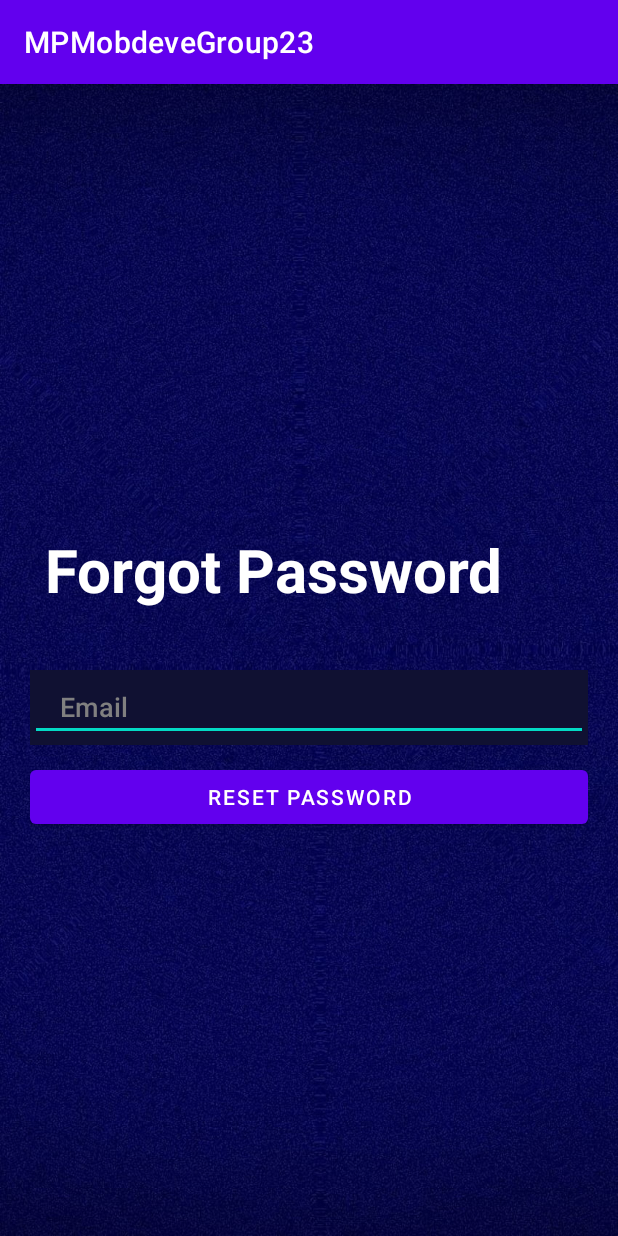
After one commit to keithco42/MobdeveMP, an Android app: the ForgotPasswordActivity screen opened directly, with no data from a screen before it, on a phone screen of 412 x 824 dp. The commit adds this screen. Run offline under Robolectric (Android 15) with nearby library versions, the phone set to English and light mode, and no system bars; our stand-ins replace Firebase (no records; nobody signed in at launch, a user with empty details on screens opened directly).

Commit message:
forgotpassword fixed and update  fixed leaderboard layout

```diff
--- a/MPMobdeveGroup23/app/src/main/AndroidManifest.xml
+++ b/MPMobdeveGroup23/app/src/main/AndroidManifest.xml
@@ -14,6 +14,9 @@
         <activity
             android:name=".About"
             android:exported="false" />
+        <activity
+        android:name=".ForgotPasswordActivity"
+        android:exported="false" />
         <activity
             android:name=".SettingActivity"
             android:exported="false" />
--- /dev/null
+++ b/MPMobdeveGroup23/app/src/main/java/com/mobdeve/s11/group23/mpmobdevegroup3/ForgotPasswordActivity.kt
@@ -0,0 +1,34 @@
+package com.mobdeve.s11.group23.mpmobdevegroup3
+import android.content.Intent
+import androidx.appcompat.app.AppCompatActivity
+import android.os.Bundle
+import android.widget.Toast
+import com.google.firebase.auth.FirebaseAuth
+import com.google.firebase.database.DatabaseReference
+import com.google.firebase.database.FirebaseDatabase
+import com.mobdeve.s11.group23.mpmobdevegroup3.databinding.ActivityForgotPasswordBinding
+class ForgotPasswordActivity : AppCompatActivity()  {
+    private lateinit var firebaseAuth: FirebaseAuth
+    override fun onCreate(savedInstanceState: Bundle?) {
+        super.onCreate(savedInstanceState)
+        val viewBinding: ActivityForgotPasswordBinding = ActivityForgotPasswordBinding.inflate(layoutInflater)
+        setContentView(viewBinding.root)
+
+        firebaseAuth = FirebaseAuth.getInstance()
+        viewBinding.resetpassword.setOnClickListener {
+            val email = viewBinding.email.text.toString()
+            firebaseAuth.sendPasswordResetEmail(email).addOnCompleteListener {
+
+                if (it.isSuccessful) {
+                    Toast.makeText(this, "Email Sent", Toast.LENGTH_SHORT).show()
+                    val intent = Intent(applicationContext, MainActivity::class.java)
+
+                    this.startActivity(intent);
+                } else {
+                    Toast.makeText(this, "Failed", Toast.LENGTH_SHORT).show()
+                }
+            }
+
+            }
+    }
+}
--- a/MPMobdeveGroup23/app/src/main/java/com/mobdeve/s11/group23/mpmobdevegroup3/MainActivity.kt
+++ b/MPMobdeveGroup23/app/src/main/java/com/mobdeve/s11/group23/mpmobdevegroup3/MainActivity.kt
@@ -38,6 +38,11 @@ class MainActivity : AppCompatActivity() {
             }
 
         }
+        viewBinding.forgotpassword.setOnClickListener{
+            val intent = Intent(applicationContext, ForgotPasswordActivity::class.java)
+
+            this.startActivity(intent);
+        }
         viewBinding.signUpButton.setOnClickListener{
             val intent = Intent(applicationContext, SignUpActivity::class.java)
 
--- a/MPMobdeveGroup23/app/src/main/java/com/mobdeve/s11/group23/mpmobdevegroup3/SignUpActivity.kt
+++ b/MPMobdeveGroup23/app/src/main/java/com/mobdeve/s11/group23/mpmobdevegroup3/SignUpActivity.kt
@@ -29,9 +29,10 @@ class SignUpActivity : AppCompatActivity() {
             if(firstname.isNotEmpty() && lastname.isNotEmpty() && username.isNotEmpty() && email.isNotEmpty() && password.isNotEmpty()) {
 
                 firebaseAuth = FirebaseAuth.getInstance()
+                firebaseAuth.signOut()
                 firebaseAuth.createUserWithEmailAndPassword(email, password).addOnSuccessListener {
                     val intent = Intent(applicationContext, MainActivity::class.java)
-                    this.startActivity(intent);
+                    this.startActivity(intent)
                     database = FirebaseDatabase.getInstance().getReference("Users")
                     val User = Player(firstname, lastname, username, email, password, wins = 0)
 
--- /dev/null
+++ b/MPMobdeveGroup23/app/src/main/res/layout/activity_forgot_password.xml
@@ -0,0 +1,64 @@
+<?xml version="1.0" encoding="utf-8"?>
+<LinearLayout xmlns:android="http://schemas.android.com/apk/res/android"
+    xmlns:app="http://schemas.android.com/apk/res-auto"
+    xmlns:tools="http://schemas.android.com/tools"
+    android:layout_width="match_parent"
+    android:layout_height="match_parent"
+    android:orientation="vertical"
+    android:background="@drawable/bg"
+    android:gravity="center"
+    tools:context=".MainActivity">
+    <TextView
+        android:id="@+id/createaccount"
+        android:layout_width="match_parent"
+        android:layout_height="wrap_content"
+        android:textColor="#FFFFFF"
+        android:textSize="40sp"
+        android:textStyle="bold"
+        android:layout_margin="30dp"
+        android:text="Forgot Password" />
+
+
+
+    <LinearLayout
+        android:layout_width="match_parent"
+        android:layout_height="50dp"
+        android:gravity="center_vertical"
+        android:layout_marginStart="20dp"
+        android:layout_marginTop="10dp"
+        android:layout_marginEnd="20dp"
+        android:background="#101132"
+        android:orientation="horizontal">
+
+        <EditText
+            android:id="@+id/email"
+            android:layout_width="wrap_content"
+            android:layout_height="wrap_content"
+            android:layout_weight="1"
+            android:ems="10"
+            android:hint="Email"
+            android:textColor="@color/white"
+            android:fontFamily="sans-serif-medium"
+            android:paddingLeft="20dp"
+            android:textColorHint="#808080"
+            android:inputType="textEmailAddress" />
+    </LinearLayout>
+
+
+
+    <LinearLayout
+        android:layout_width="match_parent"
+        android:layout_height="50dp"
+        android:gravity="center_vertical"
+        android:layout_marginStart="20dp"
+        android:layout_marginTop="10dp"
+        android:layout_marginEnd="20dp"
+        android:orientation="horizontal">
+        <Button
+            android:id="@+id/resetpassword"
+            android:layout_width="match_parent"
+            android:layout_height="wrap_content"
+            android:text="Reset Password" />
+    </LinearLayout>
+
+</LinearLayout>
--- a/MPMobdeveGroup23/app/src/main/res/layout/activity_setting.xml
+++ b/MPMobdeveGroup23/app/src/main/res/layout/activity_setting.xml
@@ -150,7 +150,7 @@
                 android:layout_marginEnd="20dp"
                 android:orientation="horizontal">
                 <Button
-                    android:id="@+id/button"
+                    android:id="@+id/update"
                     android:layout_width="match_parent"
                     android:layout_height="wrap_content"
                     android:text="Edit" />
@@ -164,7 +164,7 @@
                 android:layout_marginEnd="20dp"
                 android:orientation="horizontal">
                 <Button
-                    android:id="@+id/Singout"
+                    android:id="@+id/signout"
                     android:layout_width="match_parent"
                     android:layout_height="wrap_content"
                     android:text="Signout" />
```
Also changed, not shown: MPMobdeveGroup23/app/src/main/java/com/mobdeve/s11/group23/mpmobdevegroup3/SettingActivity.kt (+30 -0 lines), MPMobdeveGroup23/app/src/main/res/layout/activity_leader_board.xml (+4 -4 lines), MPMobdeveGroup23/app/src/main/res/layout/item_layout.xml (+6 -14 lines).
